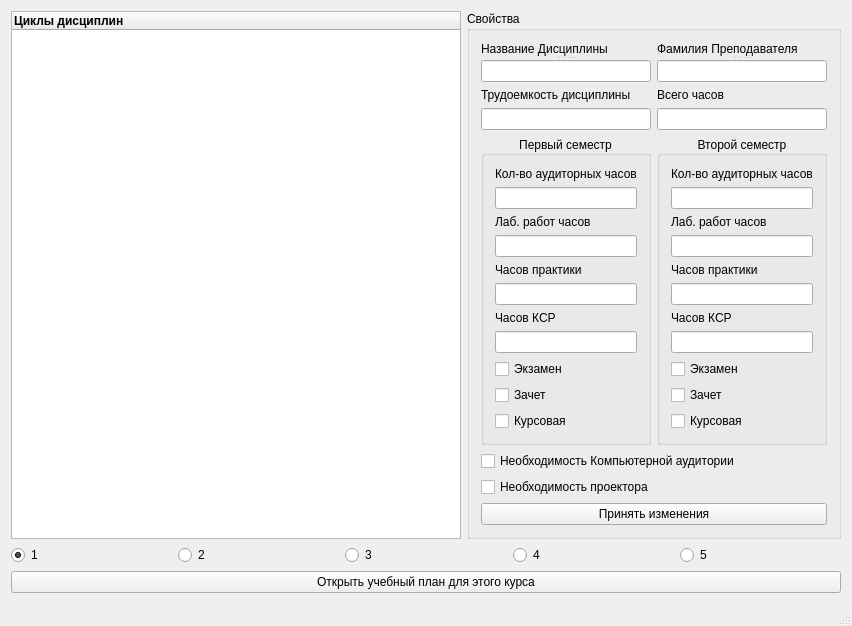
Qt form mainwindow.ui (Stals/Curriculum) before a commit.
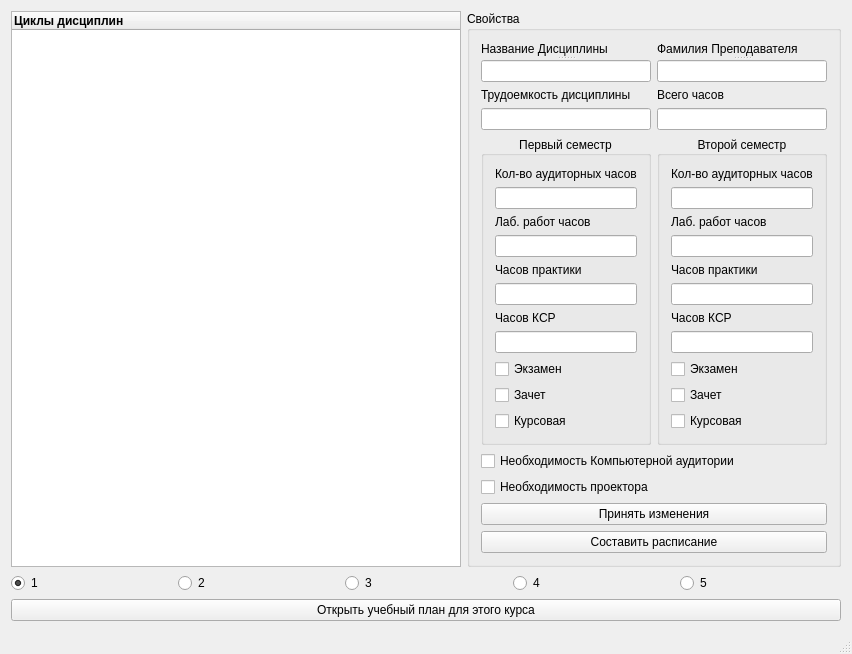
The same form after that commit.

```diff
--- a/mainwindow.ui
+++ b/mainwindow.ui
@@ -377,6 +377,13 @@
              </property>
             </widget>
            </item>
+           <item>
+            <widget class="QPushButton" name="pushButton_3">
+             <property name="text">
+              <string>Составить расписание</string>
+             </property>
+            </widget>
+           </item>
           </layout>
          </item>
         </layout>
```
